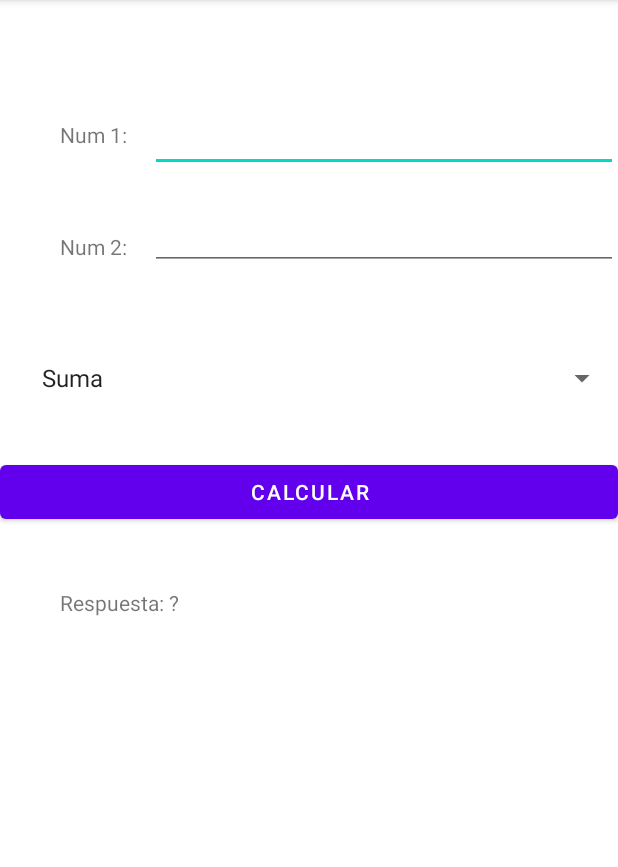
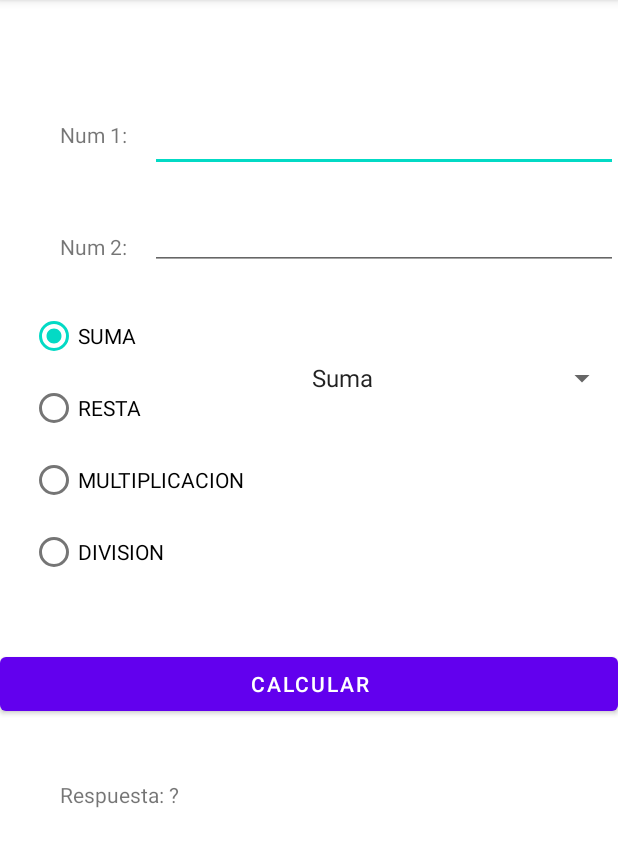
Before and after one commit to leslyyuvicela/PrograII-2024, an Android app: the screen it shows after launch (MainActivity), on a phone screen of 412 x 824 dp, the part 84-951 px from its top. Run offline under Robolectric (Android 15) with nearby library versions, the phone set to English and light mode, and no system bars.

Commit message:
Rama Conversores creada mas diseño

```diff
--- a/ControlesBasicos/app/src/main/res/layout/activity_main.xml
+++ b/ControlesBasicos/app/src/main/res/layout/activity_main.xml
@@ -48,7 +48,7 @@
         android:entries="@array/spnopciones"
         android:layout_below="@+id/txtnum2"
         android:layout_marginTop="60dp"
-        android:layout_marginStart="20dp"
+        android:layout_marginStart="200dp"
         android:layout_width="match_parent"
         android:layout_height="wrap_content"/>
 
@@ -56,7 +56,7 @@
         android:id="@+id/btnCalcular"
         android:layout_width="match_parent"
         android:layout_height="wrap_content"
-        android:layout_below="@+id/spnOpciones"
+        android:layout_below="@+id/optCalculadora"
         android:layout_marginTop="40dp"
         android:text="Calcular"/>
 
@@ -69,7 +69,35 @@
         android:layout_marginLeft="40dp"
         android:text="Respuesta: ?" />
 
-
+    <RadioGroup
+        android:id="@+id/optCalculadora"
+        android:layout_width="wrap_content"
+        android:layout_height="wrap_content"
+        android:layout_below="@+id/txtnum2"
+        android:layout_marginTop="20dp"
+        android:layout_marginLeft="20dp">
+        <RadioButton
+            android:id="@+id/optSuma"
+            android:text="SUMA"
+            android:checked="true"
+            android:layout_width="match_parent"
+            android:layout_height="wrap_content"/>
+        <RadioButton
+            android:id="@+id/optResta"
+            android:text="RESTA"
+            android:layout_width="match_parent"
+            android:layout_height="wrap_content"/>
+        <RadioButton
+            android:id="@+id/optMultiplicacion"
+            android:text="MULTIPLICACION"
+            android:layout_width="match_parent"
+            android:layout_height="wrap_content"/>
+        <RadioButton
+            android:id="@+id/optDivision"
+            android:text="DIVISION"
+            android:layout_width="match_parent"
+            android:layout_height="wrap_content"/>
+    </RadioGroup>
 
 
 </RelativeLayout>
```
Also changed, not shown: ControlesBasicos/app/src/main/java/com/example/controlesbasicos/MainActivity.java (+53 -1 lines).
